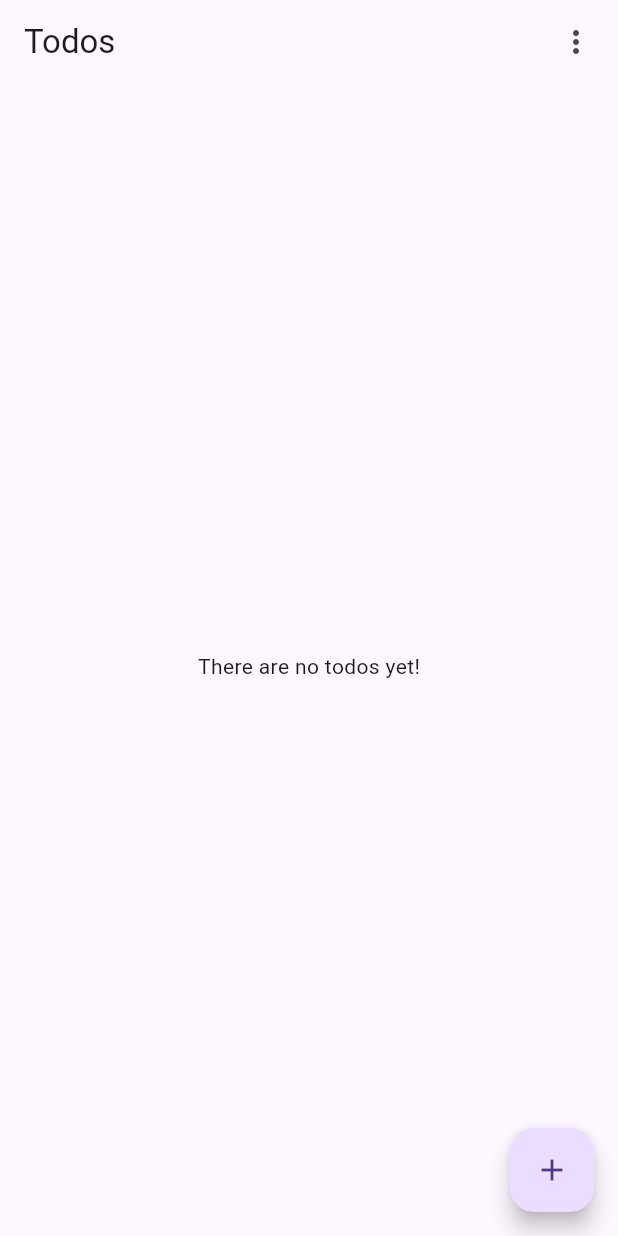
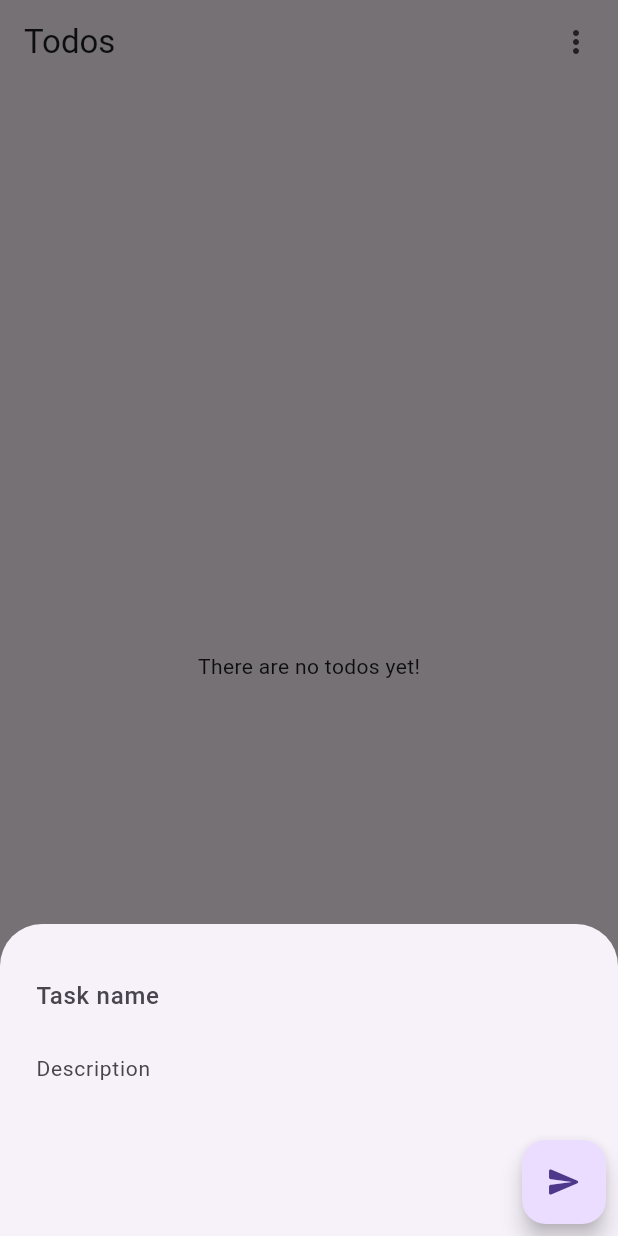
Before and after one commit to GrzywN/todo-flutter, a Flutter app: the screen it shows after launch, after a tap on the "add" icon, on a phone screen of 412 x 824 dp. Run offline on Flutter 3.47's test engine with Material 2 defaults, Android fonts, the phone set to English and light mode, and no system bars; our stand-ins replace equatable, floor, flutter_bloc, get_it, sqflite; accounts and stored records are empty; generated files the repository leaves out were written again.

Commit message:
feat/refactor!: update presentation layer and implement adding todos (desc)
This commit adds the ability for the user to add tasks to the to-do list . Besides, it takes into account splitting the widget code into folders named according to the function the widgets perform. The names of folders and widgets may change in the future depending on the requirements of the project, and widgets can be divided into smaller ones according to the principle of single responsibility.

```diff
--- a/lib/features/todo/presentation/screens/home/todo_screen.dart
+++ b/lib/features/todo/presentation/screens/home/todo_screen.dart
@@ -1,7 +1,7 @@
 import 'package:flutter/material.dart';
-import 'package:todo_list/features/todo/presentation/widgets/create_todo_button.dart';
-import 'package:todo_list/features/todo/presentation/widgets/todos_appbar.dart';
-import 'package:todo_list/features/todo/presentation/widgets/todos_body.dart';
+import 'package:todo_list/features/todo/presentation/widgets/interactive_widgets/new_todo.dart';
+import 'package:todo_list/features/todo/presentation/widgets/interactive_widgets/todos_appbar.dart';
+import 'package:todo_list/features/todo/presentation/widgets/managing_state/todos_body.dart';
 
 class TodoScreen extends StatelessWidget {
   const TodoScreen({Key? key}) : super(key: key);
@@ -11,7 +11,7 @@ class TodoScreen extends StatelessWidget {
     return const Scaffold(
       appBar: TodosAppbar(),
       body: TodosBody(),
-      floatingActionButton: CreateTodoButton(),
+      floatingActionButton: NewTodo(),
     );
   }
 }
--- a/lib/features/todo/presentation/widgets/create_todo_button.dart
+++ /dev/null
@@ -1,14 +0,0 @@
-import 'package:todo_list/common.dart';
-
-class CreateTodoButton extends StatelessWidget {
-  const CreateTodoButton({Key? key}) : super(key: key);
-
-  @override
-  Widget build(BuildContext context) {
-    return FloatingActionButton(
-      tooltip: AppLocalizations.of(context)!.createTodoButton,
-      onPressed: () {},
-      child: const Icon(Icons.add),
-    );
-  }
-}
--- /dev/null
+++ b/lib/features/todo/presentation/widgets/interactive_widgets/new_todo.dart
@@ -0,0 +1,115 @@
+import 'package:flutter_bloc/flutter_bloc.dart';
+import 'package:todo_list/common.dart';
+import 'package:todo_list/common/ui/tokens/typography.dart';
+import 'package:todo_list/features/todo/domain/entities/todo.dart';
+import 'package:todo_list/features/todo/presentation/bloc/local/local_todo_bloc.dart';
+
+class NewTodo extends StatefulWidget {
+  const NewTodo({Key? key}) : super(key: key);
+
+  @override
+  _NewTodoState createState() => _NewTodoState();
+}
+
+class _NewTodoState extends State<NewTodo> {
+  late TextEditingController _titleController;
+  late TextEditingController _descriptionController;
+
+  @override
+  void initState() {
+    super.initState();
+    _titleController = TextEditingController();
+    _descriptionController = TextEditingController();
+  }
+
+  @override
+  void dispose() {
+    _titleController.dispose();
+    _descriptionController.dispose();
+    super.dispose();
+  }
+
+  @override
+  Widget build(BuildContext context) {
+    return FloatingActionButton(
+      tooltip: AppLocalizations.of(context)!.createTodoButton,
+      onPressed: () => _showAddTodoDrawer(context),
+      child: const Icon(Icons.add),
+    );
+  }
+
+  void _showAddTodoDrawer(BuildContext context) {
+    showModalBottomSheet(
+      context: context,
+      constraints: BoxConstraints(
+        maxWidth: MediaQuery.of(context).size.width,
+      ),
+      builder: (BuildContext context) {
+        return Wrap(
+          alignment: WrapAlignment.end,
+          children: [
+            Padding(
+              padding: const EdgeInsets.all(24),
+              child: Column(
+                mainAxisSize: MainAxisSize.max,
+                children: [
+                  TextField(
+                    maxLines: null,
+                    controller: _titleController,
+                    style: TextStyle(
+                      fontSize: TypographyToken.fontSizes[FontSizes.base],
+                      height: TypographyToken.heights[FontSizes.base],
+                      fontWeight: TypographyToken.weights[Weights.medium],
+                    ),
+                    decoration: InputDecoration(
+                      hintText: AppLocalizations.of(context)!.newTodoTitle,
+                      border: InputBorder.none,
+                    ),
+                  ),
+                  TextField(
+                    maxLines: null,
+                    controller: _descriptionController,
+                    style: TextStyle(
+                      fontSize: TypographyToken.fontSizes[FontSizes.small],
+                      height: TypographyToken.heights[FontSizes.small],
+                      fontWeight: TypographyToken.weights[Weights.regular],
+                    ),
+                    decoration: InputDecoration(
+                      hintText:
+                          AppLocalizations.of(context)!.newTodoDescription,
+                      border: InputBorder.none,
+                    ),
+                  ),
+                ],
+              ),
+            ),
+            Padding(
+              padding: const EdgeInsets.only(right: 8.0, bottom: 8.0),
+              child: FloatingActionButton(
+                tooltip: AppLocalizations.of(context)!.createTodoButton,
+                onPressed: () {
+                  _onCreateTodo(context);
+                  Navigator.pop(context);
+                },
+                child: const Icon(Icons.send_rounded),
+              ),
+            )
+          ],
+        );
+      },
+    );
+  }
+
+  void _onCreateTodo(BuildContext context) {
+    final localTodoBloc = BlocProvider.of<LocalTodoBloc>(context);
+    final newTodo = TodoEntity(
+      title: _titleController.text,
+      description: _descriptionController.text,
+    );
+
+    localTodoBloc.add(AddTodo(newTodo));
+
+    _titleController.clear();
+    _descriptionController.clear();
+  }
+}
--- a/lib/features/todo/presentation/widgets/todos_body.dart
+++ b/lib/features/todo/presentation/widgets/managing_state/todos_body.dart
@@ -1,8 +1,8 @@
 import 'package:flutter/material.dart';
 import 'package:flutter_bloc/flutter_bloc.dart';
-import 'package:todo_list/features/todo/presentation/widgets/loaded_todos.dart';
-import 'package:todo_list/features/todo/presentation/widgets/no_todos_are_loaded.dart';
-import 'package:todo_list/features/todo/presentation/widgets/todos_are_loading.dart';
+import 'package:todo_list/features/todo/presentation/widgets/managing_state/loaded_todos.dart';
+import 'package:todo_list/features/todo/presentation/widgets/managing_state/no_todos_are_loaded.dart';
+import 'package:todo_list/features/todo/presentation/widgets/managing_state/todos_are_loading.dart';
 import 'package:todo_list/features/todo/presentation/bloc/local/local_todo_bloc.dart';
 
 class TodosBody extends StatelessWidget {
```
Also changed, not shown: lib/features/todo/presentation/widgets/displaying_data/todo_list.dart (added, +42 -0 lines), lib/features/todo/presentation/widgets/loaded_todos.dart (deleted, +0 -41 lines), lib/features/todo/presentation/widgets/managing_state/loaded_todos.dart (added, +14 -0 lines), lib/features/todo/presentation/widgets/interactive_widgets/todos_appbar.dart (renamed from lib/features/todo/presentation/widgets/todos_appbar.dart), lib/features/todo/presentation/widgets/managing_state/no_todos_are_loaded.dart (renamed from lib/features/todo/presentation/widgets/no_todos_are_loaded.dart), lib/features/todo/presentation/widgets/managing_state/todos_are_loading.dart (renamed from lib/features/todo/presentation/widgets/todos_are_loading.dart).
